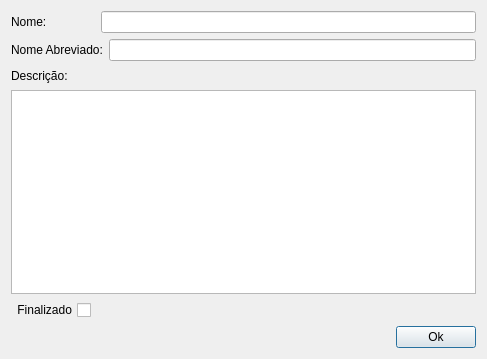
Old version of the form uis/addProjectForm.ui in the repository dsgoficial/SAP_Gerente.
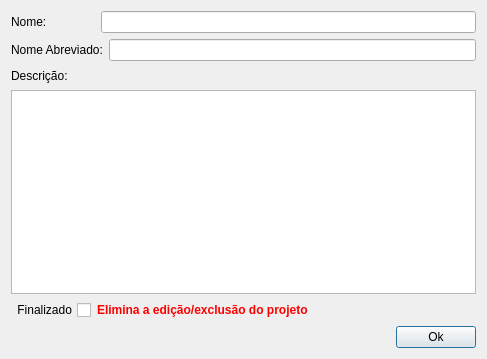
New version of the form.

```diff
--- a/uis/addProjectForm.ui
+++ b/uis/addProjectForm.ui
@@ -139,6 +139,13 @@
        </property>
       </widget>
      </item>
+     <item>
+      <widget class="QLabel" name="label_4">
+       <property name="text">
+        <string>&lt;b style=&quot;color: red;&quot;&gt;Elimina a edição/exclusão do projeto&lt;/b&gt;</string>
+       </property>
+      </widget>
+     </item>
      <item>
       <spacer name="horizontalSpacer_2">
        <property name="orientation">
```
